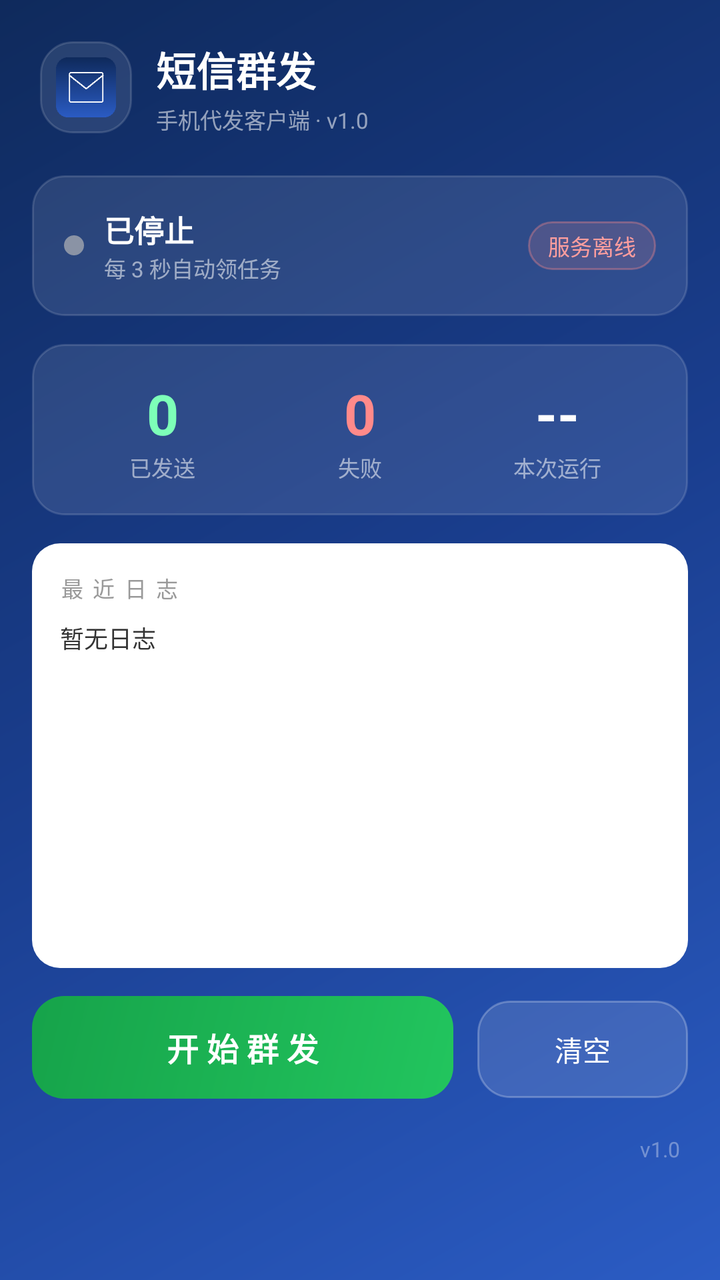
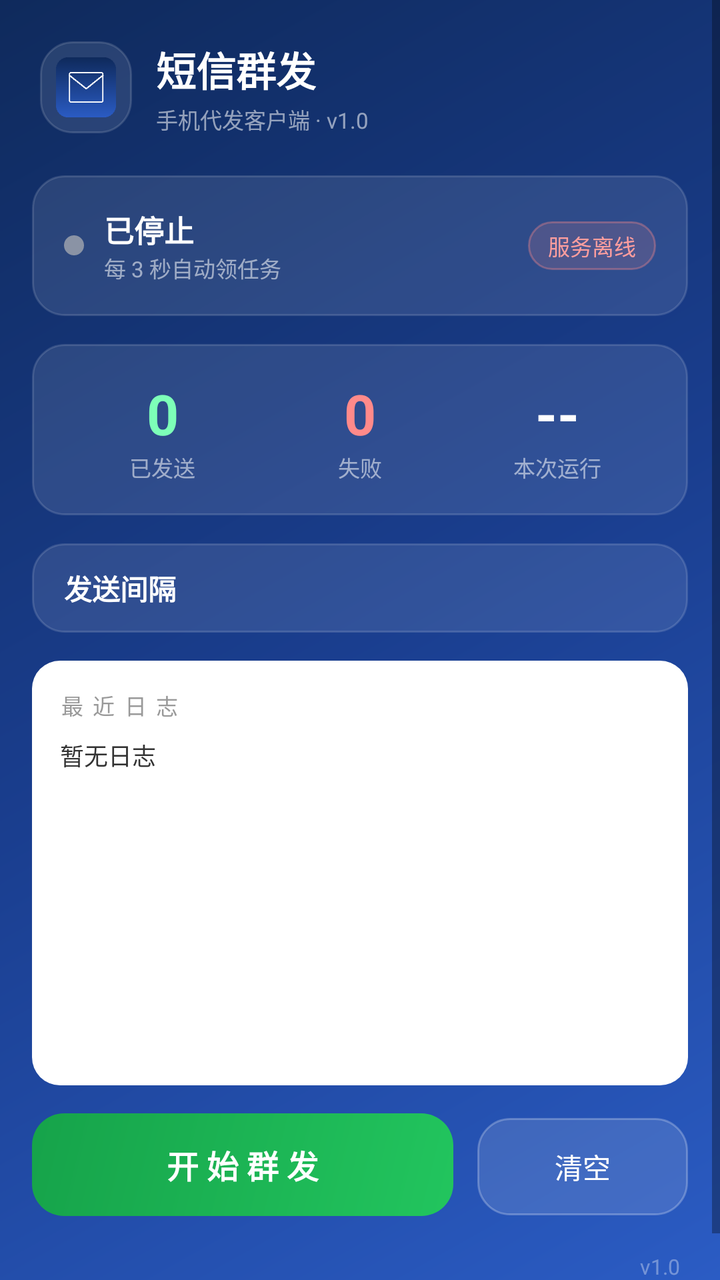

Before-and-after screenshots of an Android layout around one commit, followed by the original layout XML and the change that was made.
<!-- AndroidManifest.xml: application theme android:Theme.Material.Light.NoActionBar -->
<!-- res/layout/activity_main.xml -->
<?xml version="1.0" encoding="utf-8"?>
<ScrollView xmlns:android="http://schemas.android.com/apk/res/android"
    android:layout_width="match_parent"
    android:layout_height="match_parent"
    android:background="@drawable/bg_main"
    android:fillViewport="true">

    <LinearLayout
        android:layout_width="match_parent"
        android:layout_height="wrap_content"
        android:orientation="vertical"
        android:paddingBottom="24dp">

        
        <LinearLayout
            android:layout_width="match_parent"
            android:layout_height="wrap_content"
            android:orientation="horizontal"
            android:gravity="center_vertical"
            android:padding="20dp">

            <ImageView
                android:layout_width="46dp"
                android:layout_height="46dp"
                android:src="@drawable/ic_launcher"
                android:background="@drawable/card_bg"
                android:padding="8dp"
                android:scaleType="centerCrop" />

            <LinearLayout
                android:layout_width="0dp"
                android:layout_height="wrap_content"
                android:layout_weight="1"
                android:orientation="vertical"
                android:layout_marginStart="12dp">

                <TextView
                    android:layout_width="wrap_content"
                    android:layout_height="wrap_content"
                    android:text="短信群发"
                    android:textColor="#FFFFFF"
                    android:textSize="20sp"
                    android:textStyle="bold" />

                <TextView
                    android:layout_width="wrap_content"
                    android:layout_height="wrap_content"
                    android:text="手机代发客户端 · v1.0"
                    android:textColor="#8CFFFFFF"
                    android:textSize="11sp"
                    android:layout_marginTop="2dp" />
            </LinearLayout>
        </LinearLayout>

        
        <LinearLayout
            android:layout_width="match_parent"
            android:layout_height="wrap_content"
            android:orientation="horizontal"
            android:gravity="center_vertical"
            android:background="@drawable/card_bg"
            android:layout_marginStart="16dp"
            android:layout_marginEnd="16dp"
            android:padding="16dp">

            <View
                android:id="@+id/dotStatus"
                android:layout_width="10dp"
                android:layout_height="10dp"
                android:background="@drawable/dot_off" />

            <LinearLayout
                android:layout_width="0dp"
                android:layout_height="wrap_content"
                android:layout_weight="1"
                android:orientation="vertical"
                android:layout_marginStart="10dp">

                <TextView
                    android:id="@+id/tvStatus"
                    android:layout_width="wrap_content"
                    android:layout_height="wrap_content"
                    android:text="已停止"
                    android:textColor="#FFFFFF"
                    android:textSize="15sp"
                    android:textStyle="bold" />

                <TextView
                    android:layout_width="wrap_content"
                    android:layout_height="wrap_content"
                    android:text="每 3 秒自动领任务"
                    android:textColor="#8CFFFFFF"
                    android:textSize="11sp" />
            </LinearLayout>

            <TextView
                android:id="@+id/tvBadge"
                android:layout_width="wrap_content"
                android:layout_height="wrap_content"
                android:text="服务离线"
                android:textColor="#FF9E9E"
                android:background="@drawable/badge_red"
                android:textSize="11sp"
                android:paddingStart="10dp"
                android:paddingEnd="10dp"
                android:paddingTop="4dp"
                android:paddingBottom="4dp" />
        </LinearLayout>

        
        <LinearLayout
            android:layout_width="match_parent"
            android:layout_height="wrap_content"
            android:orientation="horizontal"
            android:background="@drawable/card_bg"
            android:layout_marginStart="16dp"
            android:layout_marginEnd="16dp"
            android:layout_marginTop="14dp"
            android:padding="16dp">

            <LinearLayout
                android:layout_width="0dp"
                android:layout_height="wrap_content"
                android:layout_weight="1"
                android:orientation="vertical"
                android:gravity="center">

                <TextView
                    android:id="@+id/tvSent"
                    android:layout_width="wrap_content"
                    android:layout_height="wrap_content"
                    android:text="0"
                    android:textColor="#7DFFB8"
                    android:textSize="28sp"
                    android:textStyle="bold" />

                <TextView
                    android:layout_width="wrap_content"
                    android:layout_height="wrap_content"
                    android:text="已发送"
                    android:textColor="#8CFFFFFF"
                    android:textSize="11sp" />
            </LinearLayout>

            <LinearLayout
                android:layout_width="0dp"
                android:layout_height="wrap_content"
                android:layout_weight="1"
                android:orientation="vertical"
                android:gravity="center">

                <TextView
                    android:id="@+id/tvFail"
                    android:layout_width="wrap_content"
                    android:layout_height="wrap_content"
                    android:text="0"
                    android:textColor="#FF8A8A"
                    android:textSize="28sp"
                    android:textStyle="bold" />

                <TextView
                    android:layout_width="wrap_content"
                    android:layout_height="wrap_content"
                    android:text="失败"
                    android:textColor="#8CFFFFFF"
                    android:textSize="11sp" />
            </LinearLayout>

            <LinearLayout
                android:layout_width="0dp"
                android:layout_height="wrap_content"
                android:layout_weight="1"
                android:orientation="vertical"
                android:gravity="center">

                <TextView
                    android:id="@+id/tvUptime"
                    android:layout_width="wrap_content"
                    android:layout_height="wrap_content"
                    android:text="--"
                    android:textColor="#FFFFFF"
                    android:textSize="28sp"
                    android:textStyle="bold" />

                <TextView
                    android:layout_width="wrap_content"
                    android:layout_height="wrap_content"
                    android:text="本次运行"
                    android:textColor="#8CFFFFFF"
                    android:textSize="11sp" />
            </LinearLayout>
        </LinearLayout>

        
        <LinearLayout
            android:layout_width="match_parent"
            android:layout_height="wrap_content"
            android:orientation="vertical"
            android:background="@drawable/card_white"
            android:layout_marginStart="16dp"
            android:layout_marginEnd="16dp"
            android:layout_marginTop="14dp"
            android:padding="14dp">

            <TextView
                android:layout_width="wrap_content"
                android:layout_height="wrap_content"
                android:text="最 近 日 志"
                android:textColor="#999999"
                android:textSize="11sp"
                android:letterSpacing="0.1" />

            <TextView
                android:id="@+id/tvLog"
                android:layout_width="match_parent"
                android:layout_height="160dp"
                android:text="暂无日志"
                android:textColor="#333333"
                android:textSize="12sp"
                android:lineSpacingMultiplier="1.5"
                android:layout_marginTop="8dp"
                android:gravity="top"
                android:scrollbars="vertical" />
        </LinearLayout>

        
        <LinearLayout
            android:layout_width="match_parent"
            android:layout_height="wrap_content"
            android:orientation="horizontal"
            android:layout_marginStart="16dp"
            android:layout_marginEnd="16dp"
            android:layout_marginTop="14dp">

            <Button
                android:id="@+id/btnToggle"
                android:layout_width="0dp"
                android:layout_height="wrap_content"
                android:layout_weight="2"
                android:background="@drawable/btn_green"
                android:text="开 始 群 发"
                android:textColor="#FFFFFF"
                android:textSize="16sp"
                android:textStyle="bold"
                android:paddingTop="14dp"
                android:paddingBottom="14dp"
                android:stateListAnimator="@null" />

            <Button
                android:id="@+id/btnClear"
                android:layout_width="0dp"
                android:layout_height="wrap_content"
                android:layout_weight="1"
                android:layout_marginStart="12dp"
                android:background="@drawable/btn_glass"
                android:text="清空"
                android:textColor="#FFFFFF"
                android:textSize="14sp"
                android:paddingTop="14dp"
                android:paddingBottom="14dp"
                android:stateListAnimator="@null" />
        </LinearLayout>

        
        <LinearLayout
            android:layout_width="match_parent"
            android:layout_height="wrap_content"
            android:orientation="horizontal"
            android:gravity="center_vertical"
            android:paddingStart="20dp"
            android:paddingEnd="20dp"
            android:layout_marginTop="18dp">

            <TextView
                android:id="@+id/tvDeviceId"
                android:layout_width="0dp"
                android:layout_height="wrap_content"
                android:layout_weight="1"
                android:text=""
                android:textColor="#59FFFFFF"
                android:textSize="10.5sp" />

            <TextView
                android:layout_width="wrap_content"
                android:layout_height="wrap_content"
                android:text="v1.0"
                android:textColor="#59FFFFFF"
                android:textSize="10.5sp" />
        </LinearLayout>
    </LinearLayout>
</ScrollView>
<!-- resources referenced by this layout -->
<resources>
  <!-- drawable badge_red (drawable) -->
  <?xml version="1.0" encoding="utf-8"?>
  <shape xmlns:android="http://schemas.android.com/apk/res/android"
      android:shape="rectangle">
      <solid android:color="#26FF8A8A" />
      <corners android:radius="20dp" />
      <stroke android:width="1dp" android:color="#59FF8A8A" />
  </shape>
  <!-- drawable bg_main (drawable) -->
  <?xml version="1.0" encoding="utf-8"?>
  <shape xmlns:android="http://schemas.android.com/apk/res/android"
      android:shape="rectangle">
      <gradient
          android:angle="315"
          android:startColor="#0F2A5C"
          android:centerColor="#1A3E8F"
          android:endColor="#2B5CC4" />
  </shape>
  <!-- drawable btn_glass (drawable) -->
  <?xml version="1.0" encoding="utf-8"?>
  <shape xmlns:android="http://schemas.android.com/apk/res/android"
      android:shape="rectangle">
      <solid android:color="#1FFFFFFF" />
      <corners android:radius="16dp" />
      <stroke android:width="1dp" android:color="#40FFFFFF" />
  </shape>
  <!-- drawable btn_green (drawable) -->
  <?xml version="1.0" encoding="utf-8"?>
  <shape xmlns:android="http://schemas.android.com/apk/res/android"
      android:shape="rectangle">
      <gradient android:angle="135" android:startColor="#22C55E" android:endColor="#16A34A" />
      <corners android:radius="16dp" />
  </shape>
  <!-- drawable card_bg (drawable) -->
  <?xml version="1.0" encoding="utf-8"?>
  <shape xmlns:android="http://schemas.android.com/apk/res/android"
      android:shape="rectangle">
      <solid android:color="#1AFFFFFF" />
      <corners android:radius="16dp" />
      <stroke android:width="1dp" android:color="#24FFFFFF" />
  </shape>
  <!-- drawable card_white (drawable) -->
  <?xml version="1.0" encoding="utf-8"?>
  <shape xmlns:android="http://schemas.android.com/apk/res/android"
      android:shape="rectangle">
      <solid android:color="#FFFFFF" />
      <corners android:radius="14dp" />
  </shape>
  <!-- drawable dot_off (drawable) -->
  <?xml version="1.0" encoding="utf-8"?>
  <shape xmlns:android="http://schemas.android.com/apk/res/android"
      android:shape="oval">
      <solid android:color="#8A93A5" />
  </shape>
  <!-- drawable ic_launcher: png bitmap (drawable-hdpi, 1118 bytes) -->
</resources>

<!-- the commit's change to res/layout/activity_main.xml (unified diff, before → after) -->
@@ -189,6 +189,39 @@
                     android:textColor="#8CFFFFFF"
                     android:textSize="11sp" />
             </LinearLayout>
+        </LinearLayout>
+
+        
+        <LinearLayout
+            android:layout_width="match_parent"
+            android:layout_height="wrap_content"
+            android:orientation="horizontal"
+            android:gravity="center_vertical"
+            android:background="@drawable/card_bg"
+            android:layout_marginStart="16dp"
+            android:layout_marginEnd="16dp"
+            android:layout_marginTop="14dp"
+            android:paddingStart="16dp"
+            android:paddingEnd="16dp"
+            android:paddingTop="12dp"
+            android:paddingBottom="12dp">
+
+            <TextView
+                android:layout_width="wrap_content"
+                android:layout_height="wrap_content"
+                android:text="发送间隔"
+                android:textColor="#FFFFFF"
+                android:textSize="14sp"
+                android:textStyle="bold" />
+
+            <Spinner
+                android:id="@+id/spInterval"
+                android:layout_width="0dp"
+                android:layout_height="wrap_content"
+                android:layout_weight="1"
+                android:layout_marginStart="14dp"
+                android:popupBackground="#1A3E8F"
+                android:background="@drawable/card_bg" />
         </LinearLayout>
 
         
